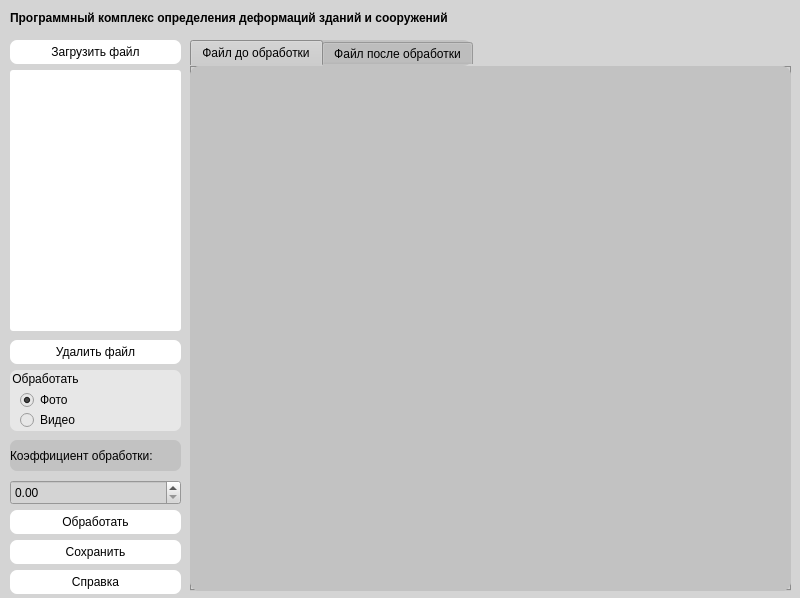
Above: form.ui from Playmishka/treshina before the change. Below: the same form after it.
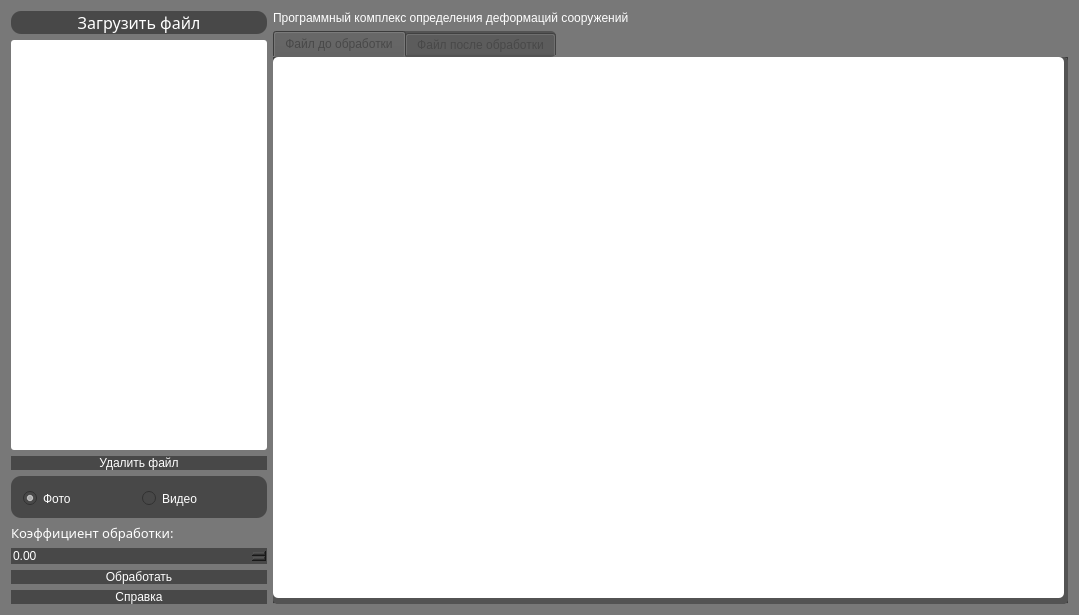
That is the form after the change.

```diff
--- a/form.ui
+++ b/form.ui
@@ -6,12 +6,12 @@
    <rect>
     <x>0</x>
     <y>0</y>
-    <width>800</width>
-    <height>598</height>
+    <width>1079</width>
+    <height>615</height>
    </rect>
   </property>
   <property name="sizePolicy">
-   <sizepolicy hsizetype="Ignored" vsizetype="Ignored">
+   <sizepolicy hsizetype="Fixed" vsizetype="Fixed">
     <horstretch>0</horstretch>
     <verstretch>0</verstretch>
    </sizepolicy>
@@ -26,53 +26,110 @@
    <string>Сибирский государственный университет геосистем и технологий </string>
   </property>
   <property name="styleSheet">
+   <string notr="true">background-color: rgb(120, 120, 120);
+</string>
+  </property>
+  <layout class="QGridLayout" name="gridLayout">
+   <item row="0" column="0">
+    <layout class="QVBoxLayout" name="verticalLayout_3">
+     <item>
+      <layout class="QVBoxLayout" name="verticalLayout">
+       <item>
+        <widget class="QPushButton" name="DownloadVideoButton">
+         <property name="sizePolicy">
+          <sizepolicy hsizetype="Preferred" vsizetype="Maximum">
+           <horstretch>0</horstretch>
+           <verstretch>0</verstretch>
+          </sizepolicy>
+         </property>
+         <property name="font">
+          <font>
+           <family>Segoe UI Variable Small Semilig</family>
+           <pointsize>12</pointsize>
+           <italic>false</italic>
+           <fontweight></fontweight>
+          </font>
+         </property>
+         <property name="mouseTracking">
+          <bool>false</bool>
+         </property>
+         <property name="styleSheet">
+          <string notr="true">background-color: rgb(72, 72, 72);
+font: 350 12pt &quot;Segoe UI Variable Small Semilig&quot;;
+border-radius: 10px;
+color: rgb(255, 255, 255);</string>
+         </property>
+         <property name="text">
+          <string>Загрузить файл</string>
+         </property>
+        </widget>
+       </item>
+       <item>
+        <widget class="QListWidget" name="listWidget">
+         <property name="sizePolicy">
+          <sizepolicy hsizetype="Preferred" vsizetype="Minimum">
+           <horstretch>0</horstretch>
+           <verstretch>0</verstretch>
+          </sizepolicy>
+         </property>
+         <property name="styleSheet">
    <string notr="true">background-color: rgb(255, 255, 255);
-background-color: rgb(212, 212, 212);</string>
-  </property>
+
+font: 9pt &quot;PT Bold Heading&quot;;
+border-radius: 3px;
+gridline-color: rgb(93, 31, 104);</string>
+         </property>
+        </widget>
+       </item>
+       <item>
   <widget class="QPushButton" name="DeleteButton">
-   <property name="geometry">
-    <rect>
-     <x>10</x>
-     <y>340</y>
-     <width>171</width>
-     <height>24</height>
-    </rect>
+         <property name="sizePolicy">
+          <sizepolicy hsizetype="Preferred" vsizetype="Maximum">
+           <horstretch>0</horstretch>
+           <verstretch>0</verstretch>
+          </sizepolicy>
    </property>
    <property name="styleSheet">
-    <string notr="true">background-color: rgb(255, 255, 255);
-font: 700 10pt &quot;Perpetua Titling MT&quot;;
-border-radius: 7px;
-</string>
+          <string notr="true">background-color: rgb(72, 72, 72);
+font: 350 12pt &quot;Segoe UI Variable Small Semilig&quot;;
+border-radius: 10px;
+color: rgb(255, 255, 255);</string>
    </property>
    <property name="text">
     <string>Удалить файл</string>
    </property>
   </widget>
+       </item>
+      </layout>
+     </item>
+     <item>
   <widget class="QGroupBox" name="groupBox_2">
-   <property name="geometry">
-    <rect>
-     <x>10</x>
-     <y>370</y>
-     <width>171</width>
-     <height>61</height>
-    </rect>
+       <property name="sizePolicy">
+        <sizepolicy hsizetype="Preferred" vsizetype="Maximum">
+         <horstretch>0</horstretch>
+         <verstretch>0</verstretch>
+        </sizepolicy>
+       </property>
+       <property name="statusTip">
+        <string/>
    </property>
    <property name="styleSheet">
-    <string notr="true">background-color: rgb(231, 231, 231);
-border-radius: 7px;
-font: 700 10pt &quot;Perpetua Titling MT&quot;;</string>
+        <string notr="true">background-color: rgb(72, 72, 72);
+font: 350 12pt &quot;Segoe UI Variable Small Semilig&quot;;
+border-radius: 10px;
+color: rgb(255, 255, 255);</string>
    </property>
    <property name="title">
-    <string>Обработать</string>
-   </property>
+        <string/>
+       </property>
+       <layout class="QHBoxLayout" name="horizontalLayout">
+        <item>
    <widget class="QRadioButton" name="isImage">
-    <property name="geometry">
-     <rect>
-      <x>10</x>
-      <y>20</y>
-      <width>89</width>
-      <height>20</height>
-     </rect>
+          <property name="sizePolicy">
+           <sizepolicy hsizetype="Preferred" vsizetype="Preferred">
+            <horstretch>0</horstretch>
+            <verstretch>0</verstretch>
+           </sizepolicy>
     </property>
     <property name="text">
      <string>Фото </string>
@@ -81,52 +138,154 @@
      <bool>true</bool>
     </property>
    </widget>
+        </item>
+        <item>
    <widget class="QRadioButton" name="isVideo">
-    <property name="geometry">
-     <rect>
-      <x>10</x>
-      <y>40</y>
-      <width>89</width>
-      <height>20</height>
-     </rect>
+          <property name="sizePolicy">
+           <sizepolicy hsizetype="Preferred" vsizetype="Preferred">
+            <horstretch>0</horstretch>
+            <verstretch>0</verstretch>
+           </sizepolicy>
     </property>
     <property name="text">
      <string>Видео</string>
     </property>
    </widget>
-  </widget>
+        </item>
+       </layout>
+      </widget>
+     </item>
+     <item>
+      <widget class="QLabel" name="Text">
+       <property name="sizePolicy">
+        <sizepolicy hsizetype="Preferred" vsizetype="Maximum">
+         <horstretch>0</horstretch>
+         <verstretch>0</verstretch>
+        </sizepolicy>
+       </property>
+       <property name="font">
+        <font>
+         <family>Segoe UI Variable Small Semibol</family>
+         <pointsize>10</pointsize>
+         <italic>false</italic>
+         <fontweight>DemiBold</fontweight>
+        </font>
+       </property>
+       <property name="layoutDirection">
+        <enum>Qt::LeftToRight</enum>
+       </property>
+       <property name="styleSheet">
+        <string notr="true">
+color: rgb(255, 255, 255);
+font: 600 10pt &quot;Segoe UI Variable Small Semibol&quot;;
+</string>
+       </property>
+       <property name="text">
+        <string>Коэффициент обработки:</string>
+       </property>
+      </widget>
+     </item>
+     <item>
+      <layout class="QVBoxLayout" name="verticalLayout_2">
+       <item>
+        <widget class="QDoubleSpinBox" name="doubleSpinBox">
+         <property name="sizePolicy">
+          <sizepolicy hsizetype="Minimum" vsizetype="Fixed">
+           <horstretch>0</horstretch>
+           <verstretch>0</verstretch>
+          </sizepolicy>
+         </property>
+         <property name="styleSheet">
+          <string notr="true">background-color: rgb(72, 72, 72);
+font: 350 12pt &quot;Segoe UI Variable Small Semilig&quot;;
+border-radius: 10px;
+color: rgb(255, 255, 255);</string>
+         </property>
+         <property name="maximum">
+          <double>1.000000000000000</double>
+         </property>
+         <property name="singleStep">
+          <double>0.100000000000000</double>
+         </property>
+        </widget>
+       </item>
+       <item>
   <widget class="QPushButton" name="ProcessingButton">
-   <property name="geometry">
-    <rect>
-     <x>10</x>
-     <y>510</y>
-     <width>171</width>
-     <height>24</height>
-    </rect>
+         <property name="sizePolicy">
+          <sizepolicy hsizetype="Preferred" vsizetype="Maximum">
+           <horstretch>0</horstretch>
+           <verstretch>0</verstretch>
+          </sizepolicy>
    </property>
    <property name="styleSheet">
-    <string notr="true">border-radius: 7px;
-background-color: rgb(255, 255, 255);
-font: 700 10pt &quot;Perpetua Titling MT&quot;;</string>
+          <string notr="true">background-color: rgb(72, 72, 72);
+font: 350 12pt &quot;Segoe UI Variable Small Semilig&quot;;
+border-radius: 10px;
+color: rgb(255, 255, 255);</string>
    </property>
    <property name="text">
     <string>Обработать</string>
    </property>
   </widget>
+       </item>
+       <item>
+        <widget class="QPushButton" name="HelpHelp">
+         <property name="sizePolicy">
+          <sizepolicy hsizetype="Preferred" vsizetype="Maximum">
+           <horstretch>0</horstretch>
+           <verstretch>0</verstretch>
+          </sizepolicy>
+         </property>
+         <property name="styleSheet">
+          <string notr="true">background-color: rgb(72, 72, 72);
+font: 350 12pt &quot;Segoe UI Variable Small Semilig&quot;;
+border-radius: 10px;
+color: rgb(255, 255, 255);</string>
+         </property>
+         <property name="text">
+          <string>Справка</string>
+         </property>
+        </widget>
+       </item>
+      </layout>
+     </item>
+    </layout>
+   </item>
+   <item row="0" column="1">
+    <layout class="QVBoxLayout" name="verticalLayout_4">
+     <item>
+      <widget class="QLabel" name="label">
+       <property name="sizePolicy">
+        <sizepolicy hsizetype="Expanding" vsizetype="Preferred">
+         <horstretch>0</horstretch>
+         <verstretch>0</verstretch>
+        </sizepolicy>
+       </property>
+       <property name="styleSheet">
+        <string notr="true">
+color: rgb(255, 255, 255);
+font: 600 13pt &quot;Segoe UI Variable Small Semibol&quot;;
+</string>
+       </property>
+       <property name="text">
+        <string>Программный комплекс определения деформаций сооружений </string>
+       </property>
+      </widget>
+     </item>
+     <item>
   <widget class="QTabWidget" name="tabWidget">
-   <property name="geometry">
-    <rect>
-     <x>190</x>
-     <y>40</y>
-     <width>601</width>
-     <height>551</height>
-    </rect>
+       <property name="sizePolicy">
+        <sizepolicy hsizetype="Expanding" vsizetype="Expanding">
+         <horstretch>0</horstretch>
+         <verstretch>0</verstretch>
+        </sizepolicy>
    </property>
    <property name="styleSheet">
-    <string notr="true">background-color: rgb(255, 255, 255);
-font: 700 10pt &quot;Perpetua Titling MT&quot;;
-background-color: rgb(194, 194, 194);
-border-radius: 10px;</string>
+        <string notr="true">background-color: rgb(83, 83, 83);
+font: 350 12pt &quot;Segoe UI Variable Small Semilig&quot;;
+border-radius: 5px;
+color: rgb(72, 72, 72);
+</string>
    </property>
    <property name="currentIndex">
     <number>0</number>
@@ -138,12 +297,21 @@
     <widget class="QLabel" name="ImageFile">
      <property name="geometry">
       <rect>
-       <x>18</x>
-       <y>15</y>
-       <width>551</width>
-       <height>491</height>
-      </rect>
-     </property>
+           <x>0</x>
+           <y>0</y>
+           <width>791</width>
+           <height>541</height>
+          </rect>
+         </property>
+         <property name="sizePolicy">
+          <sizepolicy hsizetype="Maximum" vsizetype="Maximum">
+           <horstretch>0</horstretch>
+           <verstretch>0</verstretch>
+          </sizepolicy>
+         </property>
+         <property name="styleSheet">
+          <string notr="true">background-color: rgb(255, 255, 255);</string>
+         </property>
      <property name="text">
       <string/>
      </property>
@@ -183,132 +351,10 @@
     </widget>
    </widget>
   </widget>
-  <widget class="QPushButton" name="HelpHelp">
-   <property name="geometry">
-    <rect>
-     <x>10</x>
-     <y>570</y>
-     <width>171</width>
-     <height>24</height>
-    </rect>
-   </property>
-   <property name="styleSheet">
-    <string notr="true">background-color: rgb(255, 255, 255);
-font: 700 10pt &quot;Perpetua Titling MT&quot;;
-border-radius: 7px;
-
-</string>
-   </property>
-   <property name="text">
-    <string>Справка</string>
-   </property>
-  </widget>
-  <widget class="QPushButton" name="SaveButton">
-   <property name="geometry">
-    <rect>
-     <x>10</x>
-     <y>540</y>
-     <width>171</width>
-     <height>24</height>
-    </rect>
-   </property>
-   <property name="styleSheet">
-    <string notr="true">background-color: rgb(255, 255, 255);
-font: 700 10pt &quot;Perpetua Titling MT&quot;;
-border-radius: 7px;
-</string>
-   </property>
-   <property name="text">
-    <string>Сохранить</string>
-   </property>
-  </widget>
-  <widget class="QListWidget" name="listWidget">
-   <property name="geometry">
-    <rect>
-     <x>10</x>
-     <y>70</y>
-     <width>171</width>
-     <height>261</height>
-    </rect>
-   </property>
-   <property name="styleSheet">
-    <string notr="true">background-color: rgb(255, 255, 255);
-font: 9pt &quot;PT Bold Heading&quot;;
-border-radius: 3px;</string>
-   </property>
-  </widget>
-  <widget class="QPushButton" name="DownloadVideoButton">
-   <property name="geometry">
-    <rect>
-     <x>10</x>
-     <y>40</y>
-     <width>171</width>
-     <height>24</height>
-    </rect>
-   </property>
-   <property name="styleSheet">
-    <string notr="true">background-color: rgb(255, 255, 255);
-font: 700 10pt &quot;Perpetua Titling MT&quot;;
-border-radius: 7px;</string>
-   </property>
-   <property name="text">
-    <string>Загрузить файл</string>
-   </property>
-  </widget>
-  <widget class="QLabel" name="label">
-   <property name="geometry">
-    <rect>
-     <x>10</x>
-     <y>10</y>
-     <width>600</width>
-     <height>16</height>
-    </rect>
-   </property>
-   <property name="styleSheet">
-    <string notr="true">font: 700 10pt &quot;Perpetua Titling MT&quot;;
-font-weight: bold;
-<!-- font-size: 40pt; -->
-</string>
-   </property>
-   <property name="text">
-    <string>Программный комплекс определения деформаций зданий и сооружений </string>
-   </property>
-  </widget>
-  <widget class="QDoubleSpinBox" name="doubleSpinBox">
-   <property name="geometry">
-    <rect>
-     <x>10</x>
-     <y>480</y>
-     <width>171</width>
-     <height>25</height>
-    </rect>
-   </property>
-   <property name="maximum">
-    <double>1.000000000000000</double>
-   </property>
-   <property name="singleStep">
-    <double>0.100000000000000</double>
-   </property>
-  </widget>
-  <widget class="QLabel" name="Text">
-   <property name="geometry">
-    <rect>
-     <x>10</x>
-     <y>440</y>
-     <width>171</width>
-     <height>31</height>
-    </rect>
-   </property>
-   <property name="styleSheet">
-    <string notr="true">background-color: rgb(194, 194, 194);
-font: 700 10pt &quot;Perpetua Titling MT&quot;;
-border-radius: 7px;
-</string>
-   </property>
-   <property name="text">
-    <string>Коэффициент обработки:</string>
-   </property>
-  </widget>
+     </item>
+    </layout>
+   </item>
+  </layout>
  </widget>
  <resources/>
  <connections/>
```
Left out of the diff: 21 changed lines with no effect on the pictures. Lines whose indentation alone changed are shown as unchanged.
